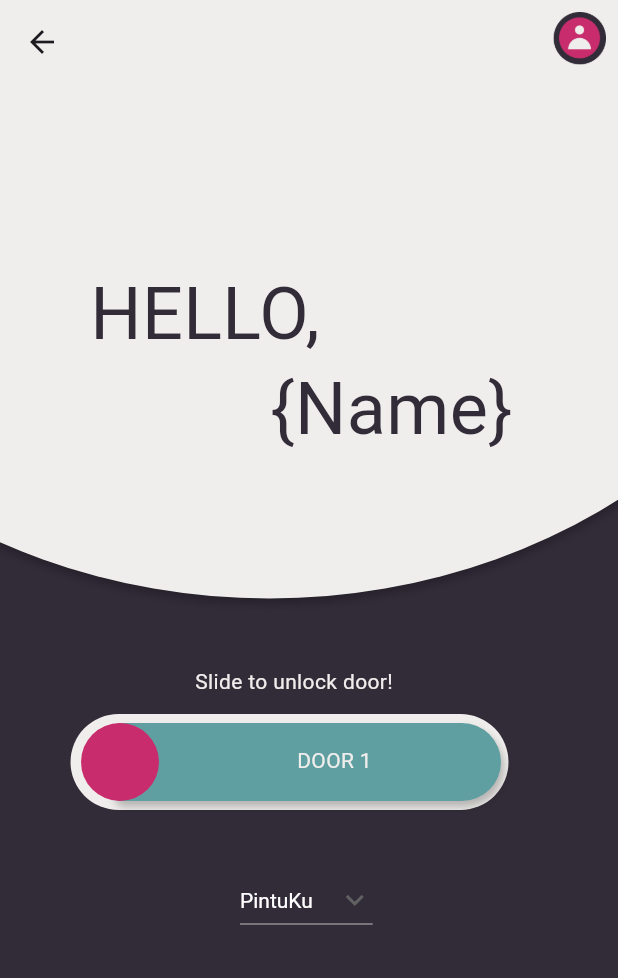
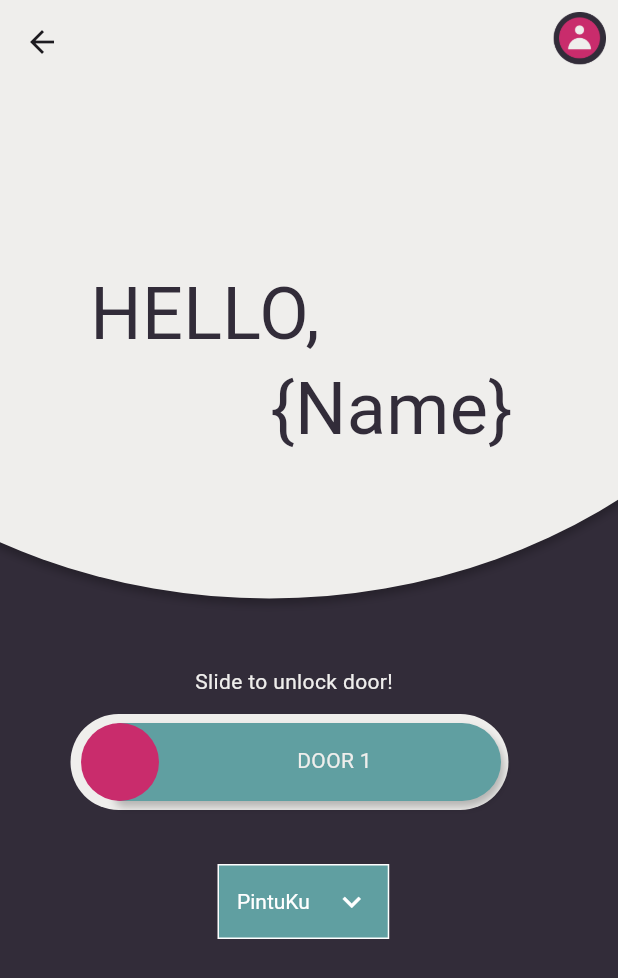
Before and after one commit to Raden616Rizki/evolt-mobile, a Flutter app: the screen it shows after launch, after a tap on "Masuk", on a phone screen of 412 x 824 dp. Shown: the top 978 px of the screen. Run offline on Flutter 3.47's test engine with Material 3 defaults, Android fonts, the light colour scheme and no system bars; Roboto replaces fonts that are missing (Microsoft YaHei UI, Microsoft Yahei UI, Microsoft Yi Baiti).

Commit message:
Update Home and Login Page

```diff
--- a/src/evolt/lib/pages/home_page.dart
+++ b/src/evolt/lib/pages/home_page.dart
@@ -1,6 +1,5 @@
 import 'package:flutter/cupertino.dart';
 import 'package:flutter/material.dart';
-import 'package:flutter/widgets.dart';
 
 void main() {
   runApp(const MaterialApp(
@@ -25,13 +24,12 @@ class _HomePageState extends State<HomePage> {
     double screenWidth = MediaQuery.of(context).size.width;
     return Scaffold(
       appBar: AppBar(
-        backgroundColor: Color(0xFFEFEEEC),
+        backgroundColor: const Color(0xFFEFEEEC),
         elevation: 0,
         actions: [
           IconButton(
             icon: Image.asset('assets/Icon User.png'),
             iconSize: 40.0,
-
             onPressed: () {
               Navigator.of(context).pushNamed('/user');
             },
@@ -40,9 +38,9 @@ class _HomePageState extends State<HomePage> {
       ),
       body: Column(
         children: [
-          Container(
+          Expanded(
+            child: Container(
               width: screenWidth,
-            height: screenHeight - kToolbarHeight,
               clipBehavior: Clip.antiAlias,
               decoration: const BoxDecoration(
                 color: Color(0xFF322C39),
@@ -224,24 +222,30 @@ class _HomePageState extends State<HomePage> {
                     ),
                   ),
                   Positioned(
-                  left: 160,
+                    left: 145,
                     top: 520,
                     child: Column(
                       mainAxisAlignment: MainAxisAlignment.center,
                       children: [
-                      DropdownButton(
+                        Container(
+                          padding: const EdgeInsets.symmetric(horizontal: 12),
+                          decoration: BoxDecoration(
+                            color: const Color(0xFF609FA1),
+                            border: Border.all(color: Colors.white),
+                          ),
+                          child: DropdownButton<String>(
                             value: dropdownValue,
-                        icon: const Icon(Icons.keyboard_arrow_down),
-                        dropdownColor: Colors.black,
+                            icon: const Icon(Icons.keyboard_arrow_down,
+                                color: Colors.white),
+                            dropdownColor: const Color(0xFF609FA1),
                             style: const TextStyle(color: Colors.white),
-                        items: items.map((String items) {
-                          return DropdownMenuItem(
-                            value: items,
+                            underline: Container(),
+                            items: items.map((String item) {
+                              return DropdownMenuItem<String>(
+                                value: item,
                                 child: Text(
-                              items,
-                              style: const TextStyle(
-                                  color: Colors
-                                      .white), // Text color of dropdown items
+                                  item,
+                                  style: const TextStyle(color: Colors.white),
                                 ),
                               );
                             }).toList(),
@@ -251,12 +255,14 @@ class _HomePageState extends State<HomePage> {
                               });
                             },
                           ),
+                        ),
                       ],
                     ),
                   )
                 ],
               ),
-          )
+            ),
+          ),
         ],
       ),
     );
--- a/src/evolt/lib/pages/login_page.dart
+++ b/src/evolt/lib/pages/login_page.dart
@@ -47,11 +47,13 @@ class _LoginPageState extends State<LoginPage> {
                   ),
                 ],
               ),
-              child: SingleChildScrollView(
+              child: Center(
+                child: Padding(
+                  padding: const EdgeInsets.symmetric(horizontal: 16.0),
                   child: Column(
-                  mainAxisAlignment: MainAxisAlignment.start,
+                    mainAxisAlignment: MainAxisAlignment.center,
+                    crossAxisAlignment: CrossAxisAlignment.center,
                     children: [
-                    SizedBox(height: screenHeight * 0.14),
                       Image.asset(
                         'assets/evolt-logo.png',
                         width: 276,
@@ -66,14 +68,16 @@ class _LoginPageState extends State<LoginPage> {
                             filled: true,
                             fillColor: Color(0xFF322C39),
                             enabledBorder: OutlineInputBorder(
-                            borderRadius: BorderRadius.all(Radius.circular(30)),
+                              borderRadius:
+                                  BorderRadius.all(Radius.circular(30)),
                               borderSide: BorderSide(
                                 width: 3.0,
                                 color: Color(0xFFC92C6C),
                               ),
                             ),
                             focusedBorder: OutlineInputBorder(
-                            borderRadius: BorderRadius.all(Radius.circular(30)),
+                              borderRadius:
+                                  BorderRadius.all(Radius.circular(30)),
                               borderSide: BorderSide(
                                 width: 2,
                                 color: Color(0xFF609FA1),
@@ -93,14 +97,16 @@ class _LoginPageState extends State<LoginPage> {
                             filled: true,
                             fillColor: Color(0xFF322C39),
                             enabledBorder: OutlineInputBorder(
-                            borderRadius: BorderRadius.all(Radius.circular(30)),
+                              borderRadius:
+                                  BorderRadius.all(Radius.circular(30)),
                               borderSide: BorderSide(
                                 width: 3,
                                 color: Color(0xFFC92C6C),
                               ),
                             ),
                             focusedBorder: OutlineInputBorder(
-                            borderRadius: BorderRadius.all(Radius.circular(30)),
+                              borderRadius:
+                                  BorderRadius.all(Radius.circular(30)),
                               borderSide: BorderSide(
                                 width: 2,
                                 color: Color(0xFF609FA1),
@@ -141,7 +147,8 @@ class _LoginPageState extends State<LoginPage> {
                   ),
                 ),
               ),
-          )
+            ),
+          ),
         ],
       ),
     );
```
Lines whose indentation alone changed are shown as unchanged.
